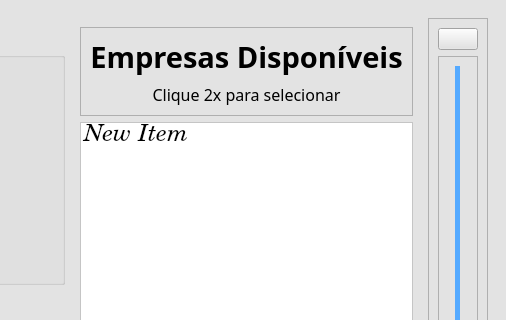
The window that src/ui/window_pend.ui (DeltaPrice-Pedro/Pendencias_Contabeis) describes before a commit, drawn with Qt 5; both pictures show x 327 to 833 and y 0 to 320 of the 833 by 714 pixel window.
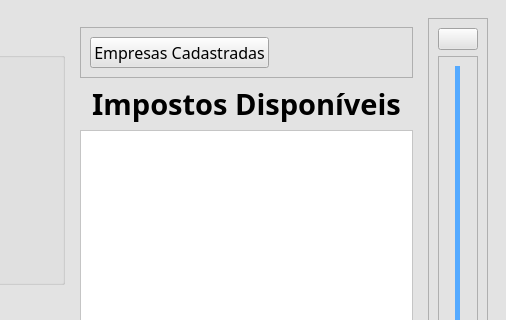
The same window after the commit. The open tabs and pages were chosen to show the change. Icons and pictures are not drawn.

Diff of the .ui file:
```diff
--- a/src/ui/window_pend.ui
+++ b/src/ui/window_pend.ui
@@ -54,37 +54,6 @@
           </property>
           <widget class="QWidget" name="page_3">
            <layout class="QGridLayout" name="gridLayout_4">
-            <item row="1" column="0">
-             <widget class="QListWidget" name="listWidget_companie">
-              <property name="sizePolicy">
-               <sizepolicy hsizetype="Expanding" vsizetype="Expanding">
-                <horstretch>0</horstretch>
-                <verstretch>0</verstretch>
-               </sizepolicy>
-              </property>
-              <property name="font">
-               <font>
-                <family>Century</family>
-                <pointsize>18</pointsize>
-                <italic>true</italic>
-               </font>
-              </property>
-              <property name="styleSheet">
-               <string notr="true">background-color: rgb(255, 255, 255);</string>
-              </property>
-              <property name="alternatingRowColors">
-               <bool>true</bool>
-              </property>
-              <property name="sortingEnabled">
-               <bool>true</bool>
-              </property>
-              <item>
-               <property name="text">
-                <string>New Item</string>
-               </property>
-              </item>
-             </widget>
-            </item>
             <item row="0" column="0">
              <widget class="QFrame" name="frame_title_companie">
               <property name="frameShape">
@@ -135,6 +104,118 @@
                 </widget>
                </item>
               </layout>
+             </widget>
+            </item>
+            <item row="1" column="0">
+             <widget class="QListWidget" name="listWidget_companie">
+              <property name="sizePolicy">
+               <sizepolicy hsizetype="Expanding" vsizetype="Expanding">
+                <horstretch>0</horstretch>
+                <verstretch>0</verstretch>
+               </sizepolicy>
+              </property>
+              <property name="font">
+               <font>
+                <family>Century</family>
+                <pointsize>18</pointsize>
+                <italic>true</italic>
+               </font>
+              </property>
+              <property name="styleSheet">
+               <string notr="true">background-color: rgb(255, 255, 255);</string>
+              </property>
+              <property name="alternatingRowColors">
+               <bool>true</bool>
+              </property>
+              <property name="sortingEnabled">
+               <bool>true</bool>
+              </property>
+              <item>
+               <property name="text">
+                <string>New Item</string>
+               </property>
+              </item>
+             </widget>
+            </item>
+           </layout>
+          </widget>
+          <widget class="QWidget" name="page_6">
+           <layout class="QVBoxLayout" name="verticalLayout">
+            <item>
+             <widget class="QFrame" name="frame_8">
+              <property name="sizePolicy">
+               <sizepolicy hsizetype="Preferred" vsizetype="Maximum">
+                <horstretch>0</horstretch>
+                <verstretch>0</verstretch>
+               </sizepolicy>
+              </property>
+              <property name="frameShape">
+               <enum>QFrame::Shape::StyledPanel</enum>
+              </property>
+              <property name="frameShadow">
+               <enum>QFrame::Shadow::Raised</enum>
+              </property>
+              <layout class="QHBoxLayout" name="horizontalLayout_7">
+               <item>
+                <widget class="QPushButton" name="pushButton_2">
+                 <property name="font">
+                  <font>
+                   <family>Tw Cen MT</family>
+                   <pointsize>12</pointsize>
+                  </font>
+                 </property>
+                 <property name="text">
+                  <string>Empresas Cadastradas</string>
+                 </property>
+                 <property name="icon">
+                  <iconset theme="QIcon::ThemeIcon::GoHome"/>
+                 </property>
+                </widget>
+               </item>
+               <item>
+                <spacer name="horizontalSpacer_4">
+                 <property name="orientation">
+                  <enum>Qt::Orientation::Horizontal</enum>
+                 </property>
+                 <property name="sizeHint" stdset="0">
+                  <size>
+                   <width>40</width>
+                   <height>20</height>
+                  </size>
+                 </property>
+                </spacer>
+               </item>
+              </layout>
+             </widget>
+            </item>
+            <item>
+             <widget class="QLabel" name="label_3">
+              <property name="sizePolicy">
+               <sizepolicy hsizetype="Preferred" vsizetype="Maximum">
+                <horstretch>0</horstretch>
+                <verstretch>0</verstretch>
+               </sizepolicy>
+              </property>
+              <property name="font">
+               <font>
+                <family>Tw Cen MT</family>
+                <pointsize>22</pointsize>
+                <bold>true</bold>
+               </font>
+              </property>
+              <property name="text">
+               <string>Impostos Disponíveis</string>
+              </property>
+              <property name="alignment">
+               <set>Qt::AlignmentFlag::AlignCenter</set>
+              </property>
+             </widget>
+            </item>
+            <item>
+             <widget class="QListWidget" name="listWidget">
+              <property name="styleSheet">
+               <string notr="true">background-color: rgb(255, 255, 255);</string>
+              </property>
              </widget>
             </item>
            </layout>
```
Left out of the diff: 65 changed lines with no effect on the pictures.
